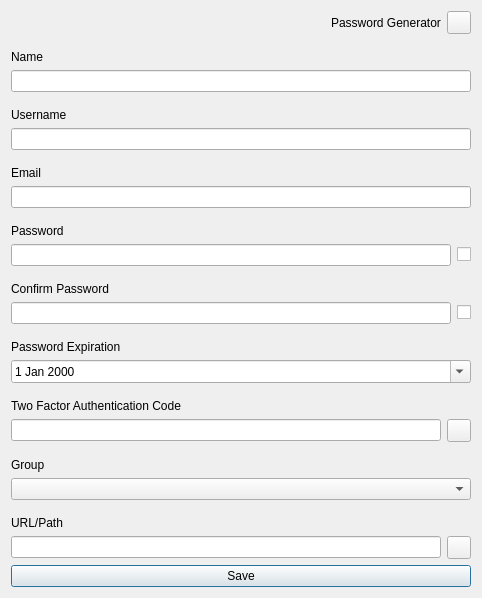
This is designs/xml/app_vault_window.ui in daniel-deru/WorkMate-3.0 as Qt 5 draws it before an edit. The edited form follows.
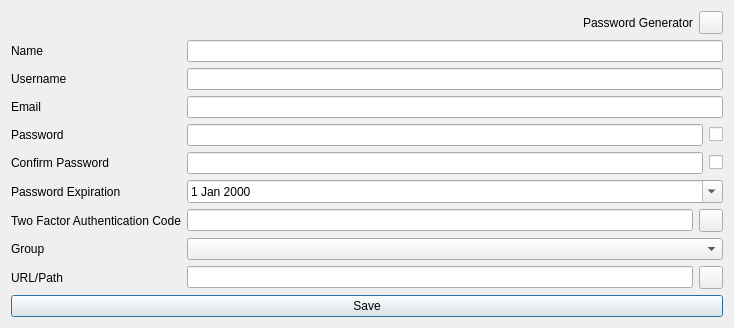
This is the edited form.

Commit message: fixed timer bug. changed vault app form to be more resonsive of different monitors

The edit to the form file:
```diff
--- a/designs/xml/app_vault_window.ui
+++ b/designs/xml/app_vault_window.ui
@@ -6,8 +6,8 @@
    <rect>
     <x>0</x>
     <y>0</y>
-    <width>482</width>
-    <height>590</height>
+    <width>734</width>
+    <height>321</height>
    </rect>
   </property>
   <property name="windowTitle">
@@ -49,69 +49,45 @@
     </layout>
    </item>
    <item>
-    <layout class="QVBoxLayout" name="verticalLayout">
-     <property name="topMargin">
-      <number>10</number>
-     </property>
-     <item>
+    <layout class="QFormLayout" name="formLayout">
+     <item row="0" column="0">
       <widget class="QLabel" name="lbl_name">
        <property name="text">
         <string>Name</string>
        </property>
       </widget>
      </item>
-     <item>
+     <item row="0" column="1">
       <widget class="QLineEdit" name="lne_name"/>
      </item>
-    </layout>
-   </item>
-   <item>
-    <layout class="QVBoxLayout" name="verticalLayout_4">
-     <property name="topMargin">
-      <number>10</number>
-     </property>
-     <item>
+     <item row="1" column="0">
       <widget class="QLabel" name="lbl_username">
        <property name="text">
         <string>Username</string>
        </property>
       </widget>
      </item>
-     <item>
-      <widget class="QLineEdit" name="lne_username"/>
-     </item>
-    </layout>
-   </item>
-   <item>
-    <layout class="QVBoxLayout" name="verticalLayout_5">
-     <property name="topMargin">
-      <number>10</number>
-     </property>
-     <item>
+     <item row="2" column="0">
       <widget class="QLabel" name="lbl_email">
        <property name="text">
         <string>Email</string>
        </property>
       </widget>
      </item>
-     <item>
+     <item row="1" column="1">
+      <widget class="QLineEdit" name="lne_username"/>
+     </item>
+     <item row="2" column="1">
       <widget class="QLineEdit" name="lne_email"/>
      </item>
-    </layout>
-   </item>
-   <item>
-    <layout class="QVBoxLayout" name="verticalLayout_6">
-     <property name="topMargin">
-      <number>10</number>
-     </property>
-     <item>
+     <item row="3" column="0">
       <widget class="QLabel" name="lbl_password">
        <property name="text">
         <string>Password</string>
        </property>
       </widget>
      </item>
-     <item>
+     <item row="3" column="1">
       <layout class="QHBoxLayout" name="horizontalLayout_3">
        <item>
         <widget class="QLineEdit" name="lne_password"/>
@@ -131,21 +107,14 @@
        </item>
       </layout>
      </item>
-    </layout>
-   </item>
-   <item>
-    <layout class="QVBoxLayout" name="verticalLayout_8">
-     <property name="topMargin">
-      <number>10</number>
-     </property>
-     <item>
+     <item row="4" column="0">
       <widget class="QLabel" name="lbl_password2">
        <property name="text">
         <string>Confirm Password</string>
        </property>
       </widget>
      </item>
-     <item>
+     <item row="4" column="1">
       <layout class="QHBoxLayout" name="horizontalLayout_4">
        <item>
         <widget class="QLineEdit" name="lne_password2">
@@ -172,42 +141,28 @@
        </item>
       </layout>
      </item>
-    </layout>
-   </item>
-   <item>
-    <layout class="QVBoxLayout" name="verticalLayout_9">
-     <property name="topMargin">
-      <number>10</number>
-     </property>
-     <item>
+     <item row="5" column="0">
       <widget class="QLabel" name="lbl_password_expiration">
        <property name="text">
         <string>Password Expiration</string>
        </property>
       </widget>
      </item>
-     <item>
+     <item row="5" column="1">
       <widget class="QDateEdit" name="dte_password_exp">
        <property name="calendarPopup">
         <bool>true</bool>
        </property>
       </widget>
      </item>
-    </layout>
-   </item>
-   <item>
-    <layout class="QVBoxLayout" name="verticalLayout_2">
-     <property name="topMargin">
-      <number>10</number>
-     </property>
-     <item>
+     <item row="6" column="0">
       <widget class="QLabel" name="lbl_twofa_code">
        <property name="text">
         <string>Two Factor Authentication Code</string>
        </property>
       </widget>
      </item>
-     <item>
+     <item row="6" column="1">
       <layout class="QHBoxLayout" name="horizontalLayout_5">
        <item>
         <widget class="QLineEdit" name="lne_twofa_code"/>
@@ -224,38 +179,24 @@
        </item>
       </layout>
      </item>
-    </layout>
-   </item>
-   <item>
-    <layout class="QVBoxLayout" name="verticalLayout_11">
-     <property name="topMargin">
-      <number>10</number>
-     </property>
-     <item>
+     <item row="7" column="0">
       <widget class="QLabel" name="lbl_group">
        <property name="text">
         <string>Group</string>
        </property>
       </widget>
      </item>
-     <item>
+     <item row="7" column="1">
       <widget class="QComboBox" name="cmb_group"/>
      </item>
-    </layout>
-   </item>
-   <item>
-    <layout class="QVBoxLayout" name="verticalLayout_7">
-     <property name="topMargin">
-      <number>10</number>
-     </property>
-     <item>
+     <item row="8" column="0">
       <widget class="QLabel" name="lbl_path">
        <property name="text">
         <string>URL/Path</string>
        </property>
       </widget>
      </item>
-     <item>
+     <item row="8" column="1">
       <layout class="QHBoxLayout" name="horizontalLayout_2">
        <item>
         <widget class="QLineEdit" name="lne_path"/>
```
The commit also changes 8 other files.
